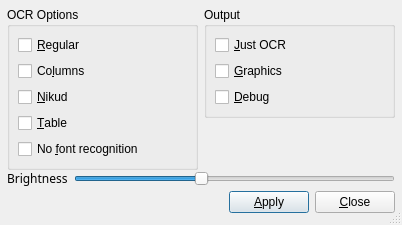
Qt form src/hocr_options.ui (diegoiast/qhocr) before a commit.
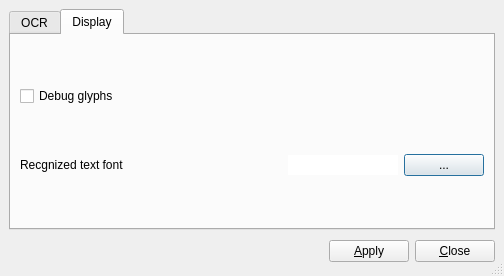
The same form after that commit. The open tabs and pages were chosen to show the change.

Commit message: code fixes, new gui. preparing for a new release

```diff
--- a/src/hocr_options.ui
+++ b/src/hocr_options.ui
@@ -8,8 +8,8 @@
    <rect>
     <x>0</x>
     <y>0</y>
-    <width>402</width>
-    <height>219</height>
+    <width>504</width>
+    <height>276</height>
    </rect>
   </property>
   <property name="windowTitle" >
@@ -23,15 +23,23 @@
   </property>
   <layout class="QVBoxLayout" >
    <property name="margin" >
-    <number>7</number>
+    <number>9</number>
    </property>
    <property name="spacing" >
-    <number>0</number>
+    <number>6</number>
    </property>
    <item>
-    <layout class="QHBoxLayout" >
+    <widget class="QTabWidget" name="tabWidget" >
+     <property name="currentIndex" >
+      <number>0</number>
+     </property>
+     <widget class="QWidget" name="tab" >
+      <attribute name="title" >
+       <string>OCR</string>
+      </attribute>
+      <layout class="QVBoxLayout" >
      <property name="margin" >
-      <number>0</number>
+        <number>9</number>
      </property>
      <property name="spacing" >
       <number>6</number>
@@ -43,7 +51,7 @@
        </property>
        <layout class="QVBoxLayout" >
         <property name="margin" >
-         <number>8</number>
+           <number>9</number>
         </property>
         <property name="spacing" >
          <number>6</number>
@@ -51,7 +59,7 @@
         <item>
          <widget class="QCheckBox" name="cbRegular" >
           <property name="text" >
-           <string>&amp;Regular</string>
+             <string>&amp;Use dictionary</string>
           </property>
          </widget>
         </item>
@@ -69,83 +77,8 @@
           </property>
          </widget>
         </item>
-        <item>
-         <widget class="QCheckBox" name="cbTable" >
-          <property name="text" >
-           <string>&amp;Table</string>
-          </property>
-         </widget>
-        </item>
-        <item>
-         <widget class="QCheckBox" name="cbNoFont" >
-          <property name="text" >
-           <string>No &amp;font recognition</string>
-          </property>
-         </widget>
-        </item>
-       </layout>
-      </widget>
-     </item>
-     <item>
-      <layout class="QVBoxLayout" >
-       <property name="margin" >
-        <number>0</number>
-       </property>
-       <property name="spacing" >
-        <number>6</number>
-       </property>
-       <item>
-        <widget class="QGroupBox" name="groupBox_2" >
-         <property name="title" >
-          <string>Output</string>
-         </property>
-         <layout class="QVBoxLayout" >
-          <property name="margin" >
-           <number>8</number>
-          </property>
-          <property name="spacing" >
-           <number>6</number>
-          </property>
-          <item>
-           <widget class="QCheckBox" name="cbJustOCR" >
-            <property name="text" >
-             <string>&amp;Just OCR</string>
-            </property>
-           </widget>
-          </item>
-          <item>
-           <widget class="QCheckBox" name="cbGraphics" >
-            <property name="text" >
-             <string>&amp;Graphics</string>
-            </property>
-           </widget>
-          </item>
-          <item>
-           <widget class="QCheckBox" name="cbDebug" >
-            <property name="text" >
-             <string>&amp;Debug</string>
-            </property>
-           </widget>
-          </item>
-         </layout>
-        </widget>
-       </item>
-       <item>
-        <spacer>
-         <property name="orientation" >
-          <enum>Qt::Vertical</enum>
-         </property>
-         <property name="sizeHint" >
-          <size>
-           <width>20</width>
-           <height>50</height>
-          </size>
-         </property>
-        </spacer>
-       </item>
-      </layout>
-     </item>
-    </layout>
+         </layout>
+        </widget>
    </item>
    <item>
     <layout class="QHBoxLayout" >
@@ -176,6 +109,77 @@
       </widget>
      </item>
     </layout>
+       </item>
+      </layout>
+     </widget>
+     <widget class="QWidget" name="tab_2" >
+      <attribute name="title" >
+       <string>Display</string>
+      </attribute>
+      <layout class="QVBoxLayout" >
+       <property name="margin" >
+        <number>9</number>
+       </property>
+       <property name="spacing" >
+        <number>6</number>
+       </property>
+       <item>
+        <widget class="QCheckBox" name="cbGraphics" >
+         <property name="text" >
+          <string>Debug glyphs</string>
+         </property>
+        </widget>
+       </item>
+       <item>
+        <layout class="QHBoxLayout" >
+         <property name="margin" >
+          <number>0</number>
+         </property>
+         <property name="spacing" >
+          <number>6</number>
+         </property>
+         <item>
+          <widget class="QLabel" name="label_2" >
+           <property name="text" >
+            <string>Recgnized text font</string>
+           </property>
+          </widget>
+         </item>
+         <item>
+          <spacer>
+           <property name="orientation" >
+            <enum>Qt::Horizontal</enum>
+           </property>
+           <property name="sizeHint" >
+            <size>
+             <width>158</width>
+             <height>20</height>
+            </size>
+           </property>
+          </spacer>
+         </item>
+         <item>
+          <widget class="QLineEdit" name="textFontPreview" >
+           <property name="frame" >
+            <bool>false</bool>
+           </property>
+           <property name="readOnly" >
+            <bool>true</bool>
+           </property>
+          </widget>
+         </item>
+         <item>
+          <widget class="QPushButton" name="btnTextFont" >
+           <property name="text" >
+            <string>...</string>
+           </property>
+          </widget>
+         </item>
+        </layout>
+       </item>
+      </layout>
+     </widget>
+    </widget>
    </item>
    <item>
     <layout class="QHBoxLayout" >
```
Left out of the diff: 4 changed lines with no effect on the pictures. Lines whose indentation alone changed are shown as unchanged. The commit also changes 2 other files.
